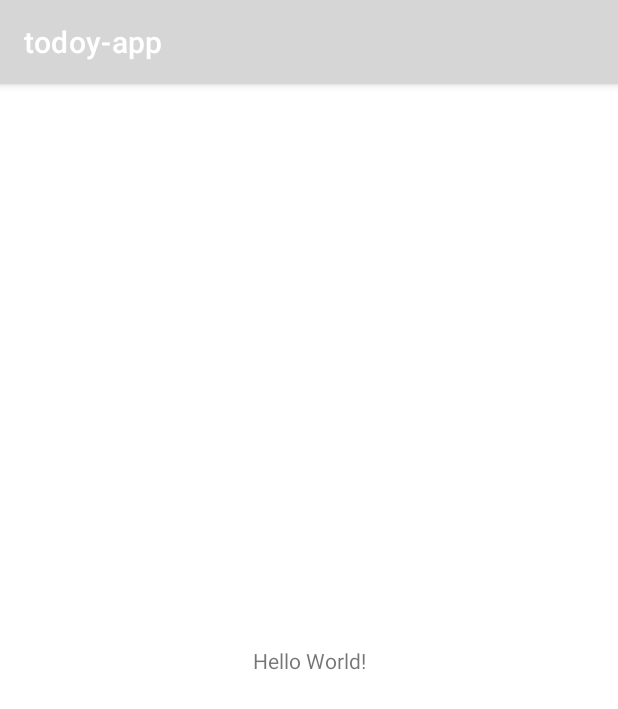
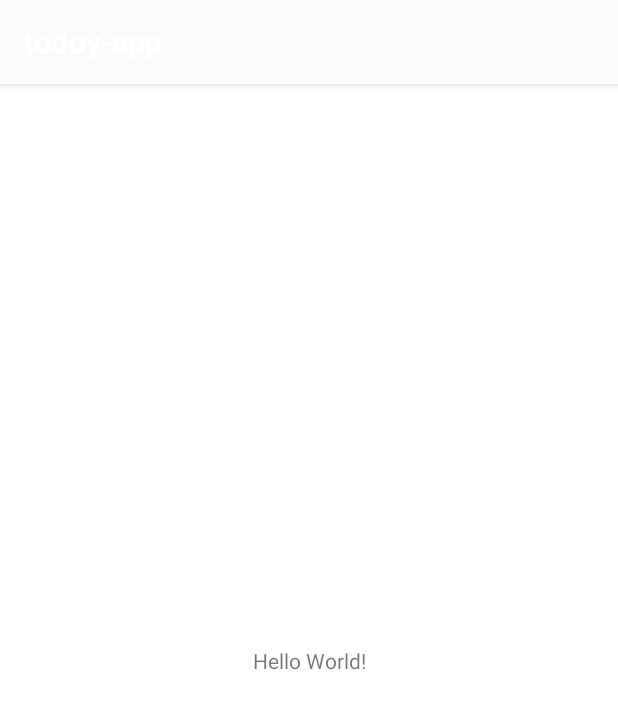
Before and after one commit to panCake8/Todoy, an Android app: the screen it shows after launch (MainActivity), on a phone screen of 412 x 824 dp. Shown: the top 709 px of the screen. Run offline under Robolectric (Android 15) with nearby library versions, the phone set to English and light mode, and no system bars.

Commit message:
fix themes

```diff
--- a/app/src/main/res/values-night/themes.xml
+++ b/app/src/main/res/values-night/themes.xml
@@ -2,15 +2,9 @@
     <!-- Base application theme. -->
     <style name="Theme.Todoyapp" parent="Theme.MaterialComponents.DayNight.DarkActionBar">
         <!-- Primary brand color. -->
-        <item name="colorPrimary">@color/purple_200</item>
-        <item name="colorPrimaryVariant">@color/purple_700</item>
+        <item name="colorPrimary">@color/white</item>
+        <item name="colorPrimaryVariant">@color/white</item>
         <item name="colorOnPrimary">@color/black</item>
-        <!-- Secondary brand color. -->
-        <item name="colorSecondary">@color/teal_200</item>
-        <item name="colorSecondaryVariant">@color/teal_200</item>
-        <item name="colorOnSecondary">@color/black</item>
-        <!-- Status bar color. -->
-        <item name="android:statusBarColor">?attr/colorPrimaryVariant</item>
-        <!-- Customize your theme here. -->
+
     </style>
 </resources>
--- a/app/src/main/res/values/themes.xml
+++ b/app/src/main/res/values/themes.xml
@@ -2,15 +2,8 @@
     <!-- Base application theme. -->
     <style name="Theme.Todoyapp" parent="Theme.MaterialComponents.DayNight.DarkActionBar">
         <!-- Primary brand color. -->
-        <item name="colorPrimary">@color/purple_500</item>
-        <item name="colorPrimaryVariant">@color/purple_700</item>
-        <item name="colorOnPrimary">@color/white</item>
-        <!-- Secondary brand color. -->
-        <item name="colorSecondary">@color/teal_200</item>
-        <item name="colorSecondaryVariant">@color/teal_700</item>
-        <item name="colorOnSecondary">@color/black</item>
-        <!-- Status bar color. -->
-        <item name="android:statusBarColor">?attr/colorPrimaryVariant</item>
-        <!-- Customize your theme here. -->
+        <item name="colorPrimary">@color/white</item>
+        <item name="colorPrimaryVariant">@color/white</item>
+        <item name="colorOnPrimary">@color/black</item>
     </style>
 </resources>
```
